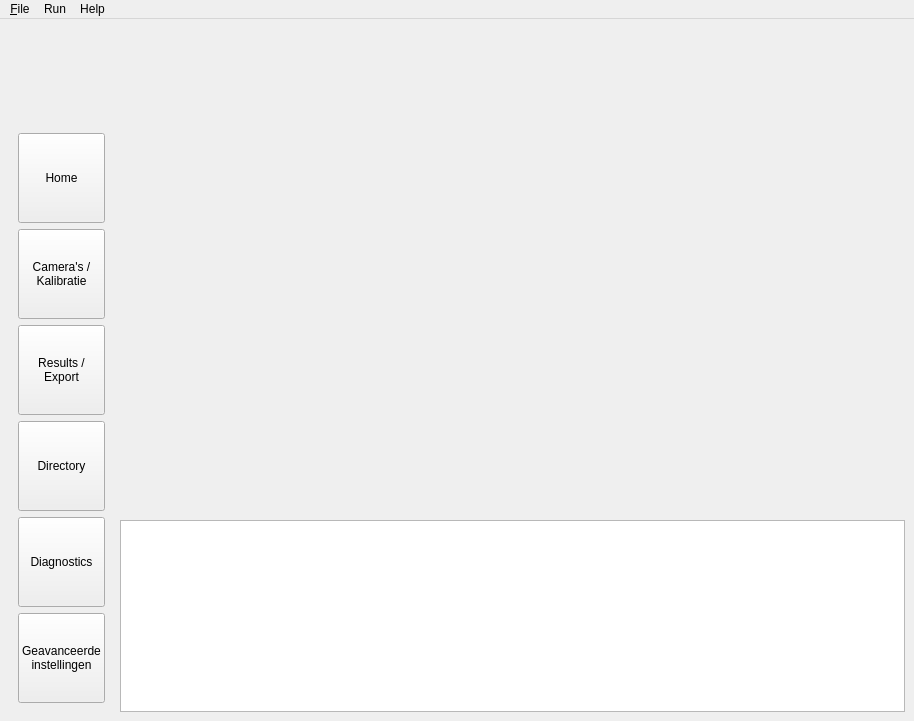
Old version of the form Programma Structuur/ui/guiDesigner/GUI.ui in the repository MaxUntersalmberger/PhysioMotionTracker.
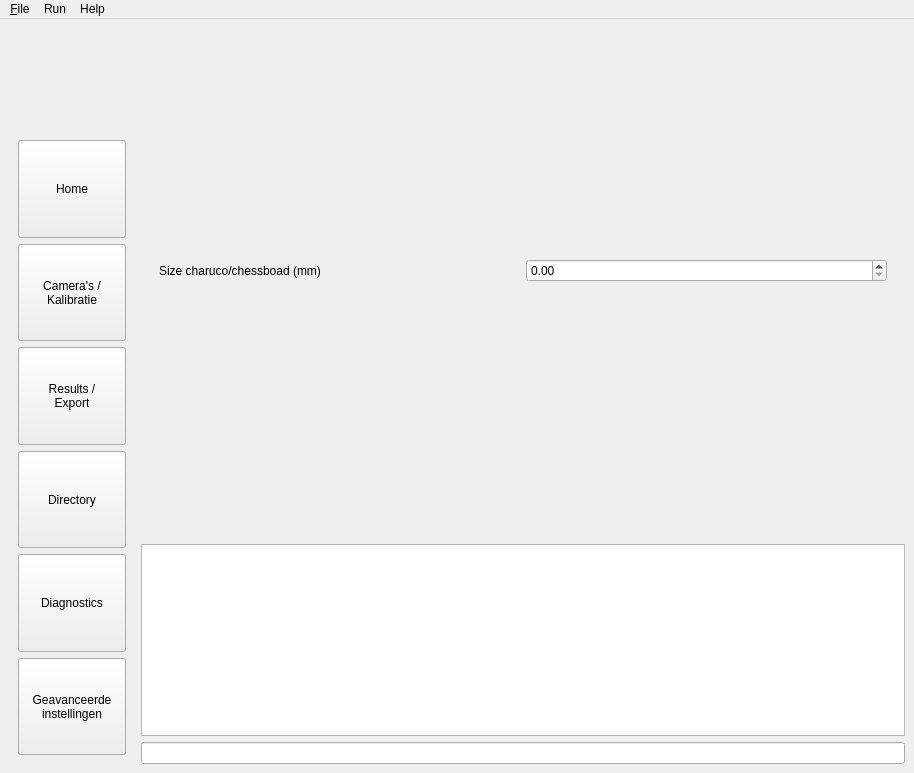
New version of the form. The open tabs and pages were chosen to show the change. Icons and pictures are not drawn.

What changed in the file:
```diff
--- a/Programma Structuur/ui/guiDesigner/GUI.ui
+++ b/Programma Structuur/ui/guiDesigner/GUI.ui
@@ -10,7 +10,7 @@
     <x>0</x>
     <y>0</y>
     <width>914</width>
-    <height>521</height>
+    <height>663</height>
    </rect>
   </property>
   <property name="minimumSize">
@@ -40,23 +40,7 @@
     </size>
    </property>
    <layout class="QGridLayout" name="gridLayout">
-    <item row="2" column="3" colspan="3">
-     <widget class="QPlainTextEdit" name="plaintextedit_console">
-      <property name="sizePolicy">
-       <sizepolicy hsizetype="Preferred" vsizetype="Minimum">
-        <horstretch>150</horstretch>
-        <verstretch>0</verstretch>
-       </sizepolicy>
-      </property>
-      <property name="minimumSize">
-       <size>
-        <width>2</width>
-        <height>0</height>
-       </size>
-      </property>
-     </widget>
-    </item>
-    <item row="1" column="3" colspan="3">
+    <item row="1" column="3" colspan="2">
      <widget class="QFrame" name="frame_pages">
       <property name="sizePolicy">
        <sizepolicy hsizetype="Expanding" vsizetype="Preferred">
@@ -576,13 +560,42 @@
            </item>
           </layout>
          </widget>
-         <widget class="QWidget" name="page_advanced_settings"/>
+         <widget class="QWidget" name="page_advanced_settings">
+          <layout class="QGridLayout" name="gridLayout_15">
+           <item row="0" column="0">
+            <widget class="QLabel" name="label_2">
+             <property name="text">
+              <string>Size charuco/chessboad (mm)</string>
+             </property>
+            </widget>
+           </item>
+           <item row="0" column="1">
+            <widget class="QDoubleSpinBox" name="doubleSpinBox"/>
+           </item>
+          </layout>
+         </widget>
         </widget>
        </item>
       </layout>
      </widget>
     </item>
-    <item row="1" column="0" rowspan="2">
+    <item row="6" column="3" colspan="2">
+     <widget class="QPlainTextEdit" name="plaintextedit_console">
+      <property name="sizePolicy">
+       <sizepolicy hsizetype="Preferred" vsizetype="Minimum">
+        <horstretch>150</horstretch>
+        <verstretch>0</verstretch>
+       </sizepolicy>
+      </property>
+      <property name="minimumSize">
+       <size>
+        <width>2</width>
+        <height>0</height>
+       </size>
+      </property>
+     </widget>
+    </item>
+    <item row="1" column="0" rowspan="7">
      <widget class="QFrame" name="frame_menu">
       <property name="sizePolicy">
        <sizepolicy hsizetype="Expanding" vsizetype="Preferred">
@@ -823,6 +836,9 @@
       </layout>
      </widget>
     </item>
+    <item row="7" column="3" colspan="2">
+     <widget class="QLineEdit" name="lineedit_console_input"/>
+    </item>
    </layout>
   </widget>
   <widget class="QMenuBar" name="menuBar">
```
Left out of the diff: 2 changed lines with no effect on the pictures.
